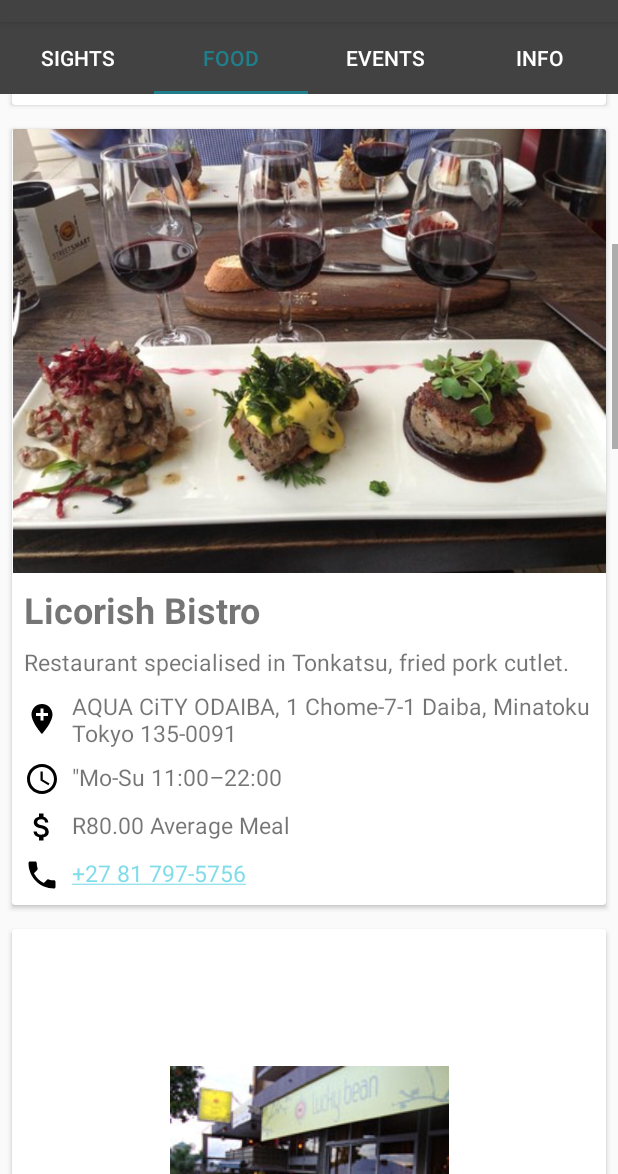
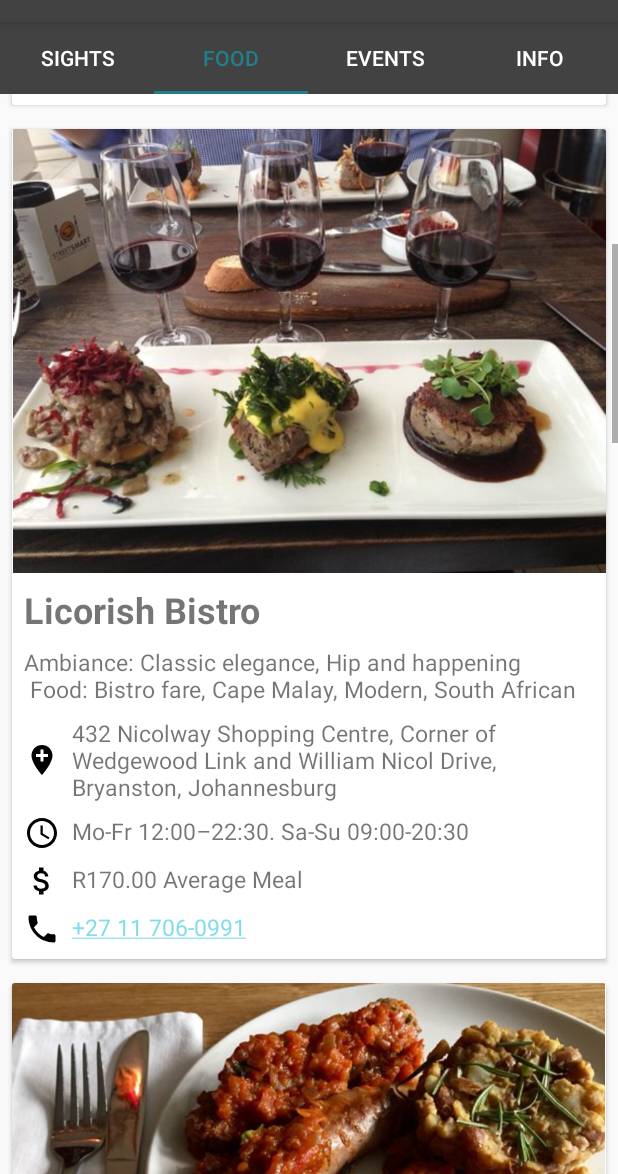
Before and after one commit to Cordlesswire/SouthernUtopiav2, an Android app: the screen it shows after launch (MainActivity), tab 2 chosen, scrolled down 504 dp, on a phone screen of 412 x 824 dp, the part 62-1236 px from its top. Run offline under Robolectric (Android 15) with nearby library versions, the phone set to English and light mode, and no system bars.

Commit message:
Initial Commit

```diff
--- a/app/src/main/res/values/strings.xml
+++ b/app/src/main/res/values/strings.xml
@@ -21,19 +21,18 @@
 
               <!-- Restaurant 2  -->
     <string name="food_licorish_name">Licorish Bistro</string>
-    <string name="food_licorish_description">Restaurant specialised in Tonkatsu, fried pork cutlet.</string>
-    <string name="food_licorish_address">AQUA CiTY ODAIBA, 1 Chome-7-1 Daiba, Minatoku Tokyo 135-0091</string>
-    <string name="food_licorish_phone">+27 81 797-5756</string>
-    <string name="food_licorish_schedule">\"Mo-Su 11:00–22:00</string>
-    <string name="food_licorish_price">R80.00 Average Meal</string>
+    <string name="food_licorish_description">Ambiance: Classic elegance, Hip and happening \n Food: Bistro fare, Cape Malay, Modern, South African</string>
+    <string name="food_licorish_address">432 Nicolway Shopping Centre, Corner of Wedgewood Link and William Nicol Drive, Bryanston, Johannesburg</string>
+    <string name="food_licorish_phone">+27 11 706-0991</string>
+    <string name="food_licorish_schedule">Mo-Fr 12:00–22:30. Sa-Su 09:00-20:30</string>
+    <string name="food_licorish_price">R170.00 Average Meal</string>
 
 
             <!-- Restaurant 3  -->
     <string name="food_luckybean_name">Lucky Bean </string>
-    <string name="food_luckybean_description">Restaurant specialised in Okonomiyaki, a Japanese
-        savoury pancake containing a variety of ingredients.</string>
-    <string name="food_luckybean_address">3 Chome−35, Shinjuku, Tokyo 160-0022</string>
-    <string name="food_luckybean_phone">+27 81 797-5756</string>
+    <string name="food_luckybean_description">Ambiance: Authentic culture, Comfy and Casual. \n Food: African, Deli fare, South African </string>
+    <string name="food_luckybean_address">16 Seventh Street, Melville, Johannesburg</string>
+    <string name="food_luckybean_phone">+27 11 482-5572</string>
     <string name="food_luckybean_schedule">Mo-Su 11:30–23:30</string>
     <string name="food_luckybean_price">R80.00 Average Meal</string>
 
@@ -41,7 +40,7 @@
 
             <!-- Restaurant 4  -->
     <string name="food_marble_name">Marble by David Higgs </string>
-    <string name="food_marble_description">Restaurant specialised in sukiyaki and shabu shabu.</string>
+    <string name="food_marble_description">Ambiance: Authentic culture, Comfy and Casual. \n Food: African, Deli fare, South African </string>
     <string name="food_marble_address">3-17-5 New Fuji Building, Shinjuku, Tokyo, 160-0022</string>
     <string name="food_marble_phone">+27 81 797-5756</string>
     <string name="food_marble_schedule">Mo-Su 11:30–14:30 and 17:30-21:30</string>
@@ -51,8 +50,7 @@
 
             <!-- Restaurant 5  -->
     <string name="food_patapata_name">Pata Pata Restaurant</string>
-    <string name="food_patapata_description">Restaurant specialised in Japanese curry with
-        fried meat on top.</string>
+    <string name="food_patapata_description">Ambiance: Authentic culture, Comfy and Casual. \n Food: African, Deli fare, South African </string>
     <string name="food_patapata_address">1 Chome−161, Kanda Sakumacho, Chiyoda, Tokyo, 101-0025</string>
     <string name="food_patapata_phone">+27 81 797-5756</string>
     <string name="food_patapata_schedule">Mo-Su 10:00–22:00</string>
@@ -61,16 +59,15 @@
 
             <!-- Restaurant 6  -->
     <string name="food_thehill_name">The Hill Café</string>
-    <string name="food_thehill_description">Restaurant specialised in Tendon, a bowl of rice with
-        tempura fried food on top.</string>
+    <string name="food_thehill_description">Ambiance: Authentic culture, Comfy and Casual. \n Food: African, Deli fare, South African </string>
     <string name="food_thehill_address">3 Chome−3−31−2, Shinjuku, Tokyo, 160-0022</string>
     <string name="food_thehill_phone">+27 81 797-5756</string>
     <string name="food_thehill_schedule">Mo-Su 11:00–22:00</string>
     <string name="food_thehill_price">R80.00 Average Meal</string>
 
             <!-- Restaurant 7  -->
-    <string name="food_vuyosbraai_name">Shitukatsu</string>
-    <string name="food_vuyosbraai_description">Tonkatsu place run by Agetarou\'s family. Agetarou is also known as Tonkatsu DJ.</string>
+    <string name="food_vuyosbraai_name">Vuyo’s Braai</string>
+    <string name="food_vuyosbraai_description">Ambiance: Authentic culture, Comfy and Casual. \n Food: African, Deli fare, South African </string>
     <string name="food_vuyosbraai_address">21−6, Udagawacho, Shibuya, Tokyo, 150-0042</string>
     <string name="food_vuyosbraai_phone">+27 81 797-5756</string>
     <string name="food_vuyosbraai_schedule">Mo-Su 11:00–22:00</string>
```
Also changed, not shown: app/src/main/res/drawable/food_luckybean.jpg.
